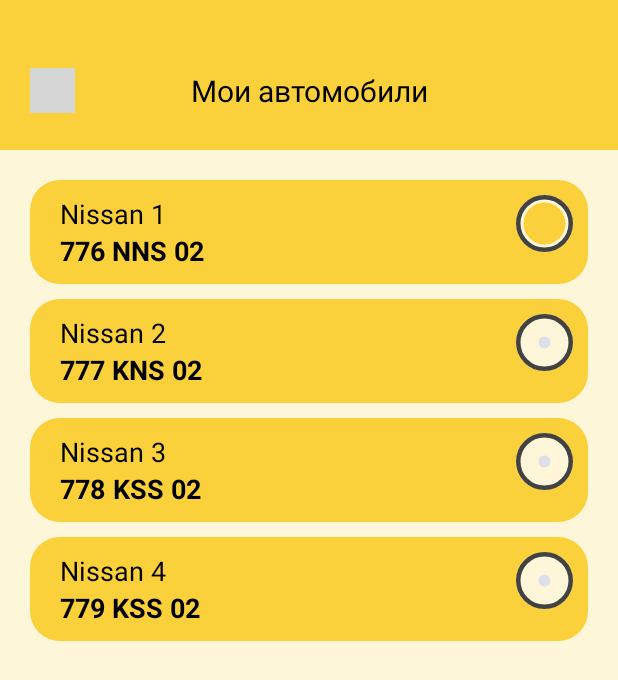
After one commit to Mike-cloud-17/AParking, an Android app: the CarsActivity screen opened directly, with no data from a screen before it, on a phone screen of 412 x 824 dp. The commit adds this screen. Shown: the top 680 px of the screen. Run offline under Robolectric (Android 15) with nearby library versions, the phone set to English and light mode, and no system bars; grey boxes are pictures that could not be loaded.

Commit message:
Cars recycler view is finished

```diff
--- a/app/src/main/AndroidManifest.xml
+++ b/app/src/main/AndroidManifest.xml
@@ -60,6 +60,10 @@
             android:exported="false"
             android:screenOrientation="portrait" />
         <activity
+            android:name=".CarsActivity"
+            android:exported="false"
+            android:screenOrientation="portrait" />
+        <activity
             android:name=".LoginActivity"
             android:exported="true"
             android:screenOrientation="portrait">
--- /dev/null
+++ b/app/src/main/java/com/example/aparking/CarsActivity.kt
@@ -0,0 +1,38 @@
+package com.example.aparking
+
+import android.os.Bundle
+import androidx.appcompat.app.AppCompatActivity
+import androidx.appcompat.content.res.AppCompatResources
+import androidx.core.content.res.ResourcesCompat
+import androidx.recyclerview.widget.DividerItemDecoration
+import androidx.recyclerview.widget.LinearLayoutManager
+import androidx.recyclerview.widget.RecyclerView
+import com.example.aparking.databinding.ActivityCarsBinding
+
+class CarsActivity : AppCompatActivity() {
+    val cars = mutableListOf(
+        Car("Nissan 1", "776 NNS 02"),
+        Car("Nissan 2", "777 KNS 02"),
+        Car("Nissan 3", "778 KSS 02"),
+        Car("Nissan 4", "779 KSS 02"),
+    )
+    private lateinit var adapter: CarsAdapter
+    private lateinit var binding: ActivityCarsBinding
+
+    override fun onCreate(savedInstanceState: Bundle?) {
+        super.onCreate(savedInstanceState)
+
+        // Прячем верхнюю панель (ActionBar)
+        supportActionBar?.hide()
+
+        binding = ActivityCarsBinding.inflate(layoutInflater)
+        setContentView(binding.root)
+
+        adapter = CarsAdapter(cars)
+        binding.recycler.layoutManager = LinearLayoutManager(this)
+        val dividerItemDecoration = DividerItemDecoration(this, RecyclerView.VERTICAL)
+        dividerItemDecoration.setDrawable(AppCompatResources.getDrawable(this, R.drawable.divider_space)!!)
+        binding.recycler.adapter = adapter
+        binding.recycler.addItemDecoration(dividerItemDecoration)
+    }
+}
--- /dev/null
+++ b/app/src/main/java/com/example/aparking/CarsAdapter.kt
@@ -0,0 +1,90 @@
+package com.example.aparking
+
+import android.view.LayoutInflater
+import android.view.View
+import android.view.ViewGroup
+import android.widget.ImageButton
+import android.widget.ImageView
+import android.widget.LinearLayout
+import android.widget.TextView
+import androidx.recyclerview.widget.RecyclerView
+import androidx.recyclerview.widget.RecyclerView.Adapter
+
+class CarsAdapter(
+    private var cars: MutableList<Car>
+) : Adapter<CarViewHolder>() {
+    private var expandedPosition = -1
+    var pickedPosition = 0
+
+    override fun onCreateViewHolder(parent: ViewGroup, viewType: Int): CarViewHolder {
+        val inflater = LayoutInflater.from(parent.context)
+        return CarViewHolder(inflater.inflate(R.layout.holder_car, parent, false))
+    }
+
+    override fun getItemCount(): Int {
+        return cars.size
+    }
+
+    override fun onBindViewHolder(holder: CarViewHolder, position: Int) {
+        holder.bind(cars[position])
+        holder.collapsedName.visibility = if (position == expandedPosition) View.GONE else View.VISIBLE
+        holder.collapsedNumber.visibility = if (position == expandedPosition) View.GONE else View.VISIBLE
+        holder.expandedName.visibility = if (position == expandedPosition) View.VISIBLE else View.GONE
+        holder.expandedNumber.visibility = if (position == expandedPosition) View.VISIBLE else View.GONE
+        holder.isSelected.visibility = if (position == expandedPosition) View.VISIBLE else View.GONE
+        holder.carImage.visibility = if (position == expandedPosition) View.VISIBLE else View.GONE
+        holder.nameHolder.visibility = if (position == expandedPosition) View.VISIBLE else View.GONE
+        holder.numberHolder.visibility = if (position == expandedPosition) View.VISIBLE else View.GONE
+        holder.height.visibility = if (position == expandedPosition) View.VISIBLE else View.GONE
+        holder.isSelected.text = if (position == pickedPosition) "Сейчас используется" else "Поеду на нем"
+        holder.selectButton.setImageResource(
+            if (position == pickedPosition)
+                R.drawable.ic_choosed_item
+            else
+                R.drawable.ic_unchoosed_item
+        )
+
+        holder.itemView.setOnClickListener {
+            if (holder.adapterPosition == expandedPosition) {
+                expandedPosition = -1
+                notifyItemChanged(holder.adapterPosition)
+            } else {
+                val previousPosition = expandedPosition
+                expandedPosition = holder.adapterPosition
+                notifyItemChanged(previousPosition)
+                notifyItemChanged(holder.adapterPosition)
+            }
+        }
+        holder.selectButton.setOnClickListener {
+            if (holder.adapterPosition == pickedPosition) {
+                pickedPosition = -1
+                notifyItemChanged(holder.adapterPosition)
+            } else {
+                val previousPosition = pickedPosition
+                pickedPosition = holder.adapterPosition
+                notifyItemChanged(previousPosition)
+                notifyItemChanged(holder.adapterPosition)
+            }
+        }
+    }
+}
+
+class CarViewHolder(itemView: View) : RecyclerView.ViewHolder(itemView) {
+    val collapsedName: TextView = itemView.findViewById(R.id.car_name_collapsed)
+    val collapsedNumber: TextView = itemView.findViewById(R.id.car_number_collapsed)
+    val expandedName: TextView = itemView.findViewById(R.id.car_name_expanded)
+    val expandedNumber: TextView = itemView.findViewById(R.id.car_number_expanded)
+    val selectButton: ImageButton = itemView.findViewById(R.id.selectSpot)
+    val isSelected: TextView = itemView.findViewById(R.id.is_selected_text)
+    val carImage: ImageView = itemView.findViewById(R.id.imageView)
+    val nameHolder: LinearLayout = itemView.findViewById(R.id.name_holder)
+    val numberHolder: LinearLayout = itemView.findViewById(R.id.number_holder)
+    val height: LinearLayout = itemView.findViewById(R.id.add_height)
+
+    fun bind(car: Car) {
+        collapsedName.text = car.carTitle
+        collapsedNumber.text = car.carNumber
+        expandedName.text = car.carTitle
+        expandedNumber.text = car.carNumber
+    }
+}
--- a/app/src/main/java/com/example/aparking/MapActivity.kt
+++ b/app/src/main/java/com/example/aparking/MapActivity.kt
@@ -53,6 +53,8 @@
                 }
                 R.id.nav_cars -> {
                     // Открыть мои автомобили
+                    val intent = Intent(this, CarsActivity::class.java)
+                    startActivity(intent)
                 }
                 R.id.nav_settings -> {
                     // Открыть настройки
--- /dev/null
+++ b/app/src/main/res/drawable/divider_space.xml
@@ -0,0 +1,5 @@
+<?xml version="1.0" encoding="utf-8"?>
+<shape xmlns:android="http://schemas.android.com/apk/res/android"
+    android:shape="rectangle">
+    <size android:height="10dp" />
+</shape>
--- a/app/src/main/res/layout/activity_cars.xml
+++ b/app/src/main/res/layout/activity_cars.xml
@@ -36,5 +36,12 @@
             app:layout_constraintTop_toTopOf="parent" />
     </androidx.constraintlayout.widget.ConstraintLayout>
 
+    <androidx.recyclerview.widget.RecyclerView
+        android:id="@+id/recycler"
+        android:layout_width="match_parent"
+        android:layout_height="0dp"
+        android:layout_margin="20dp"
+        app:layout_constraintBottom_toBottomOf="parent"
+        app:layout_constraintTop_toBottomOf="@+id/constraintLayout2" />
 
 </androidx.constraintlayout.widget.ConstraintLayout>
--- a/app/src/main/res/layout/holder_car.xml
+++ b/app/src/main/res/layout/holder_car.xml
@@ -12,8 +12,17 @@
         android:background="@drawable/holder_rounded_orange"
         app:layout_constraintBottom_toBottomOf="parent">
 
+        <LinearLayout
+            android:id="@+id/add_height"
+            android:layout_width="wrap_content"
+            android:layout_height="140dp"
+            android:orientation="vertical"
+            android:visibility="gone"
+            app:layout_constraintBottom_toBottomOf="parent"
+            app:layout_constraintStart_toStartOf="parent" />
+
         <TextView
-            android:id="@+id/textView"
+            android:id="@+id/car_name_collapsed"
             android:layout_width="wrap_content"
             android:layout_height="wrap_content"
             android:text="Nissan Какой-то"
@@ -25,6 +34,7 @@
             app:layout_constraintTop_toTopOf="parent" />
 
         <TextView
+            android:id="@+id/car_number_collapsed"
             android:layout_width="wrap_content"
             android:layout_height="wrap_content"
             android:text="777 KNS 02"
@@ -35,7 +45,7 @@
             android:layout_marginBottom="10dp"
             app:layout_constraintBottom_toBottomOf="parent"
             app:layout_constraintStart_toStartOf="parent"
-            app:layout_constraintTop_toBottomOf="@+id/textView" />
+            app:layout_constraintTop_toBottomOf="@+id/car_name_collapsed" />
 
         <ImageButton
             android:id="@+id/selectSpot"
@@ -49,6 +59,7 @@
             app:srcCompat="@drawable/ic_unchoosed_item" />
 
         <TextView
+            android:id="@+id/is_selected_text"
             android:layout_width="100dp"
             android:layout_height="wrap_content"
             android:text="@string/being_used"
@@ -74,6 +85,7 @@
         app:layout_constraintTop_toTopOf="parent" />
 
     <LinearLayout
+        android:id="@+id/name_holder"
         android:layout_width="200dp"
         android:layout_height="wrap_content"
         android:background="@drawable/holder_rounded_white"
@@ -93,6 +105,7 @@
             android:text="@string/car_brand" />
 
         <TextView
+            android:id="@+id/car_name_expanded"
             android:layout_width="wrap_content"
             android:layout_height="wrap_content"
             android:text="Nissan Какой-то"
@@ -101,6 +114,7 @@
     </LinearLayout>
 
     <LinearLayout
+        android:id="@+id/number_holder"
         android:layout_width="150dp"
         android:layout_height="wrap_content"
         android:background="@drawable/holder_rounded_white"
@@ -120,6 +134,7 @@
             android:text="@string/car_number" />
 
         <TextView
+            android:id="@+id/car_number_expanded"
             android:layout_width="wrap_content"
             android:layout_height="wrap_content"
             android:text="777 KNS 02"
--- a/app/src/main/res/values/strings.xml
+++ b/app/src/main/res/values/strings.xml
@@ -30,5 +30,6 @@
     <string name="car_brand">Марка автомобиля</string>
     <string name="car_number">Гос номер</string>
     <string name="being_used">Сейчас используется</string>
+    <string name="will_use">Поеду на нем</string>
     <string name="my_cars">Мои автомобили</string>
 </resources>
```
